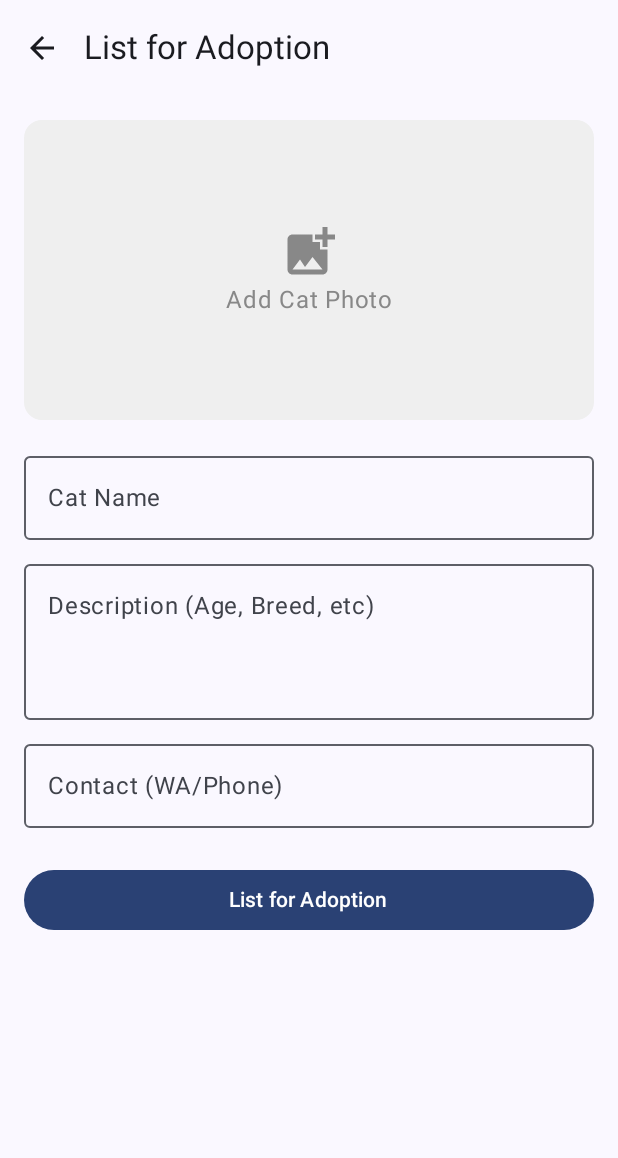
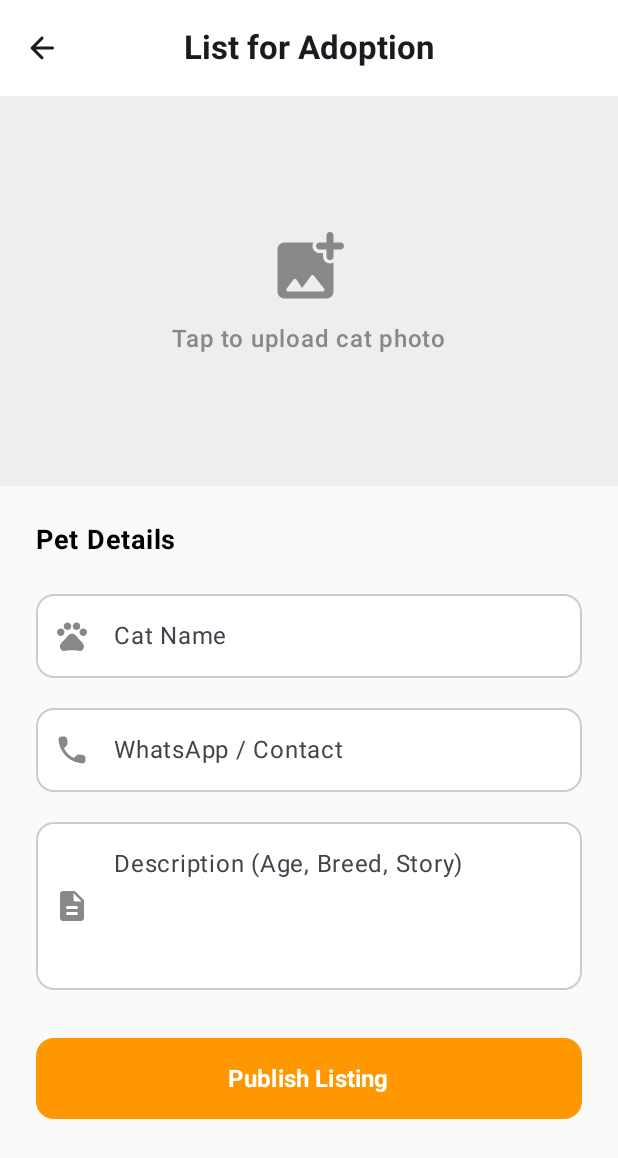
Before and after one commit to raphaelvittorio/CatProject, an Android app built with Jetpack Compose: the composable AddAdoptScreen shown on its own in the app's theme, on a phone screen of 412 x 824 dp. Shown: the top 1158 px of the screen. Run offline under Robolectric (Android 15) with nearby library versions, the phone set to English and light mode, and no system bars; pictures from the network do not load.

```diff
--- a/app/src/main/java/com/example/catproject/AddAdoptScreen.kt
+++ b/app/src/main/java/com/example/catproject/AddAdoptScreen.kt
@@ -12,8 +12,11 @@ import androidx.compose.foundation.rememberScrollState
 import androidx.compose.foundation.shape.RoundedCornerShape
 import androidx.compose.foundation.verticalScroll
 import androidx.compose.material.icons.Icons
-import androidx.compose.material.icons.filled.AddPhotoAlternate
-import androidx.compose.material.icons.filled.ArrowBack
+import androidx.compose.material.icons.rounded.AddPhotoAlternate
+import androidx.compose.material.icons.rounded.ArrowBack
+import androidx.compose.material.icons.rounded.Description
+import androidx.compose.material.icons.rounded.Pets
+import androidx.compose.material.icons.rounded.Phone
 import androidx.compose.material3.*
 import androidx.compose.runtime.*
 import androidx.compose.ui.Alignment
@@ -24,6 +27,7 @@ import androidx.compose.ui.layout.ContentScale
 import androidx.compose.ui.platform.LocalContext
 import androidx.compose.ui.text.font.FontWeight
 import androidx.compose.ui.unit.dp
+import androidx.compose.ui.unit.sp
 import androidx.navigation.NavController
 import coil.compose.rememberAsyncImagePainter
 import com.example.catproject.network.RetrofitClient
@@ -38,6 +42,7 @@ import java.io.FileOutputStream
 @OptIn(ExperimentalMaterial3Api::class)
 @Composable
 fun AddAdoptScreen(navController: NavController) {
+    // State Variables
     var catName by remember { mutableStateOf("") }
     var desc by remember { mutableStateOf("") }
     var contact by remember { mutableStateOf("") }
@@ -46,13 +51,20 @@ fun AddAdoptScreen(navController: NavController) {
 
     val context = LocalContext.current
     val scope = rememberCoroutineScope()
+
+    // Image Launcher
     val launcher = rememberLauncherForActivityResult(ActivityResultContracts.GetContent()) { imageUri = it }
 
     Scaffold(
         topBar = {
-            TopAppBar(
-                title = { Text("List for Adoption") },
-                navigationIcon = { IconButton(onClick = { navController.popBackStack() }) { Icon(Icons.Default.ArrowBack, null) } }
+            CenterAlignedTopAppBar(
+                title = { Text("List for Adoption", fontWeight = FontWeight.Bold) },
+                navigationIcon = {
+                    IconButton(onClick = { navController.popBackStack() }) {
+                        Icon(Icons.Rounded.ArrowBack, null)
+                    }
+                },
+                colors = TopAppBarDefaults.centerAlignedTopAppBarColors(containerColor = Color.White)
             )
         }
     ) { p ->
@@ -60,40 +72,108 @@ fun AddAdoptScreen(navController: NavController) {
             modifier = Modifier
                 .padding(p)
                 .fillMaxSize()
-                .padding(16.dp)
-                .verticalScroll(rememberScrollState()),
-            horizontalAlignment = Alignment.CenterHorizontally
+                .background(Color(0xFFFAFAFA)) // Background sedikit abu agar modern
+                .verticalScroll(rememberScrollState())
         ) {
-            // Image Picker
+
+            // --- 1. HERO IMAGE UPLOADER ---
             Box(
                 modifier = Modifier
                     .fillMaxWidth()
-                    .height(200.dp)
-                    .clip(RoundedCornerShape(12.dp))
-                    .background(Color(0xFFEFEFEF))
+                    .height(260.dp)
+                    .background(Color(0xFFEEEEEE))
                     .clickable { launcher.launch("image/*") },
                 contentAlignment = Alignment.Center
             ) {
                 if (imageUri != null) {
-                    Image(rememberAsyncImagePainter(imageUri), null, Modifier.fillMaxSize(), contentScale = ContentScale.Crop)
+                    Image(
+                        painter = rememberAsyncImagePainter(imageUri),
+                        contentDescription = null,
+                        modifier = Modifier.fillMaxSize(),
+                        contentScale = ContentScale.Crop
+                    )
+                    // Overlay "Change Photo"
+                    Surface(
+                        color = Color.Black.copy(alpha = 0.6f),
+                        shape = RoundedCornerShape(20.dp),
+                        modifier = Modifier
+                            .align(Alignment.BottomEnd)
+                            .padding(16.dp)
+                    ) {
+                        Row(
+                            modifier = Modifier.padding(horizontal = 12.dp, vertical = 6.dp),
+                            verticalAlignment = Alignment.CenterVertically
+                        ) {
+                            Icon(Icons.Rounded.AddPhotoAlternate, null, tint = Color.White, modifier = Modifier.size(16.dp))
+                            Spacer(Modifier.width(4.dp))
+                            Text("Change Photo", color = Color.White, fontSize = 12.sp, fontWeight = FontWeight.Bold)
+                        }
+                    }
                 } else {
                     Column(horizontalAlignment = Alignment.CenterHorizontally) {
-                        Icon(Icons.Default.AddPhotoAlternate, null, Modifier.size(40.dp), tint = Color.Gray)
-                        Text("Add Cat Photo", color = Color.Gray)
+                        Icon(
+                            imageVector = Icons.Rounded.AddPhotoAlternate,
+                            contentDescription = null,
+                            tint = Color.Gray,
+                            modifier = Modifier.size(56.dp)
+                        )
+                        Spacer(Modifier.height(8.dp))
+                        Text("Tap to upload cat photo", color = Color.Gray, fontWeight = FontWeight.SemiBold)
                     }
                 }
             }
+
+            // --- 2. FORM SECTION ---
+            Column(modifier = Modifier.padding(24.dp)) {
+                Text(
+                    text = "Pet Details",
+                    fontSize = 18.sp,
+                    fontWeight = FontWeight.Bold,
+                    color = Color.Black
+                )
                 Spacer(Modifier.height(16.dp))
 
-            // Form
-            OutlinedTextField(value = catName, onValueChange = { catName = it }, label = { Text("Cat Name") }, modifier = Modifier.fillMaxWidth())
-            Spacer(Modifier.height(8.dp))
-            OutlinedTextField(value = desc, onValueChange = { desc = it }, label = { Text("Description (Age, Breed, etc)") }, modifier = Modifier.fillMaxWidth(), minLines = 3)
-            Spacer(Modifier.height(8.dp))
-            OutlinedTextField(value = contact, onValueChange = { contact = it }, label = { Text("Contact (WA/Phone)") }, modifier = Modifier.fillMaxWidth())
+                // Name Input
+                ModernAdoptTextField(
+                    value = catName,
+                    onValueChange = { catName = it },
+                    label = "Cat Name",
+                    icon = Icons.Rounded.Pets
+                )
 
-            Spacer(Modifier.height(24.dp))
+                Spacer(Modifier.height(12.dp))
 
+                // Contact Input
+                ModernAdoptTextField(
+                    value = contact,
+                    onValueChange = { contact = it },
+                    label = "WhatsApp / Contact",
+                    icon = Icons.Rounded.Phone
+                )
+
+                Spacer(Modifier.height(12.dp))
+
+                // Description Input (Multiline)
+                OutlinedTextField(
+                    value = desc,
+                    onValueChange = { desc = it },
+                    label = { Text("Description (Age, Breed, Story)") },
+                    leadingIcon = { Icon(Icons.Rounded.Description, null, tint = Color.Gray) },
+                    modifier = Modifier
+                        .fillMaxWidth()
+                        .height(120.dp),
+                    shape = RoundedCornerShape(12.dp),
+                    colors = TextFieldDefaults.colors(
+                        focusedContainerColor = Color.White,
+                        unfocusedContainerColor = Color.White,
+                        focusedIndicatorColor = Color(0xFFFF9800), // Orange Focus
+                        unfocusedIndicatorColor = Color.LightGray
+                    )
+                )
+
+                Spacer(Modifier.height(32.dp))
+
+                // Submit Button
                 Button(
                     onClick = {
                         if (imageUri != null && catName.isNotEmpty() && contact.isNotEmpty()) {
@@ -102,8 +182,8 @@ fun AddAdoptScreen(navController: NavController) {
                                 try {
                                     val file = File(context.cacheDir, "adopt_temp.jpg")
                                     context.contentResolver.openInputStream(imageUri!!)?.copyTo(FileOutputStream(file))
+
                                     val imgPart = MultipartBody.Part.createFormData("image", file.name, file.asRequestBody("image/*".toMediaTypeOrNull()))
-
                                     val uid = UserSession.currentUser!!.id.toString().toRequestBody("text/plain".toMediaTypeOrNull())
                                     val n = catName.toRequestBody("text/plain".toMediaTypeOrNull())
                                     val d = desc.toRequestBody("text/plain".toMediaTypeOrNull())
@@ -111,21 +191,57 @@ fun AddAdoptScreen(navController: NavController) {
 
                                     val res = RetrofitClient.instance.uploadAdoption(uid, n, d, c, imgPart)
                                     if (res.status == "success") {
-                                    Toast.makeText(context, "Success!", Toast.LENGTH_SHORT).show()
+                                        Toast.makeText(context, "Listing Created!", Toast.LENGTH_SHORT).show()
                                         navController.popBackStack()
                                     } else {
                                         Toast.makeText(context, "Failed", Toast.LENGTH_SHORT).show()
                                     }
-                            } catch (e: Exception) { Toast.makeText(context, "Error", Toast.LENGTH_SHORT).show() }
-                            finally { isLoading = false }
+                                } catch (e: Exception) {
+                                    Toast.makeText(context, "Error: ${e.message}", Toast.LENGTH_SHORT).show()
+                                } finally { isLoading = false }
                             }
-                    } else { Toast.makeText(context, "Please fill all fields & photo", Toast.LENGTH_SHORT).show() }
+                        } else {
+                            Toast.makeText(context, "Please fill all fields & photo", Toast.LENGTH_SHORT).show()
+                        }
                     },
-                modifier = Modifier.fillMaxWidth(),
+                    modifier = Modifier
+                        .fillMaxWidth()
+                        .height(54.dp),
+                    shape = RoundedCornerShape(12.dp),
+                    colors = ButtonDefaults.buttonColors(containerColor = Color(0xFFFF9800)),
                     enabled = !isLoading
                 ) {
-                if(isLoading) CircularProgressIndicator(modifier = Modifier.size(20.dp)) else Text("List for Adoption")
+                    if(isLoading) CircularProgressIndicator(modifier = Modifier.size(24.dp), color = Color.White)
+                    else Text("Publish Listing", fontSize = 16.sp, fontWeight = FontWeight.Bold)
                 }
             }
         }
     }
+}
+
+// Helper Composable agar desain Input konsisten
+@Composable
+fun ModernAdoptTextField(
+    value: String,
+    onValueChange: (String) -> Unit,
+    label: String,
+    icon: androidx.compose.ui.graphics.vector.ImageVector
+) {
+    OutlinedTextField(
+        value = value,
+        onValueChange = onValueChange,
+        label = { Text(label) },
+        leadingIcon = { Icon(icon, null, tint = Color.Gray) },
+        modifier = Modifier.fillMaxWidth(),
+        shape = RoundedCornerShape(12.dp),
+        colors = TextFieldDefaults.colors(
+            focusedContainerColor = Color.White,
+            unfocusedContainerColor = Color.White,
+            focusedIndicatorColor = Color(0xFFFF9800),
+            unfocusedIndicatorColor = Color.LightGray,
+            cursorColor = Color(0xFFFF9800),
+            focusedLabelColor = Color(0xFFFF9800)
+        ),
+        singleLine = true
+    )
+}
--- a/app/src/main/java/com/example/catproject/LoginScreen.kt
+++ b/app/src/main/java/com/example/catproject/LoginScreen.kt
@@ -96,11 +96,11 @@ fun LoginScreen(navController: NavController) {
             )
 
             // Forgot Password (Dummy)
-            Row(modifier = Modifier.fillMaxWidth(), horizontalArrangement = Arrangement.End) {
-                TextButton(onClick = { /* TODO */ }) {
-                    Text("Forgot password?", color = Color(0xFF3797EF))
-                }
-            }
+//            Row(modifier = Modifier.fillMaxWidth(), horizontalArrangement = Arrangement.End) {
+//                TextButton(onClick = { /* TODO */ }) {
+//                    Text("Forgot password?", color = Color(0xFF3797EF))
+//                }
+//            }
 
             Spacer(Modifier.height(24.dp))
 
```
Lines whose indentation alone changed are shown as unchanged.
